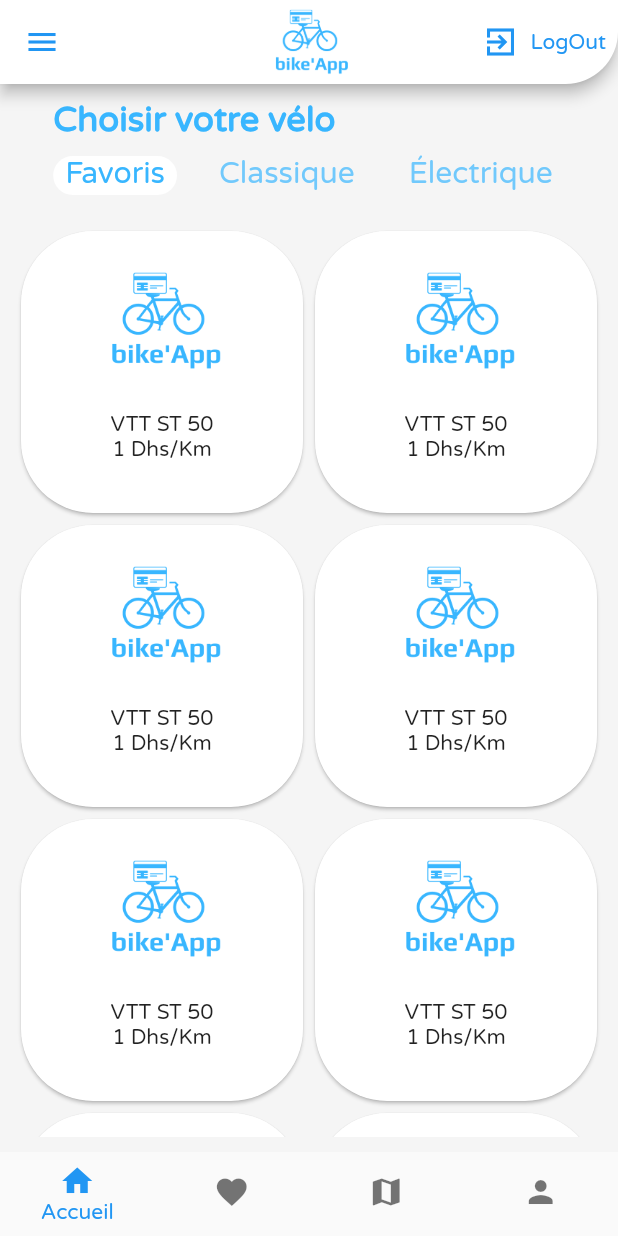
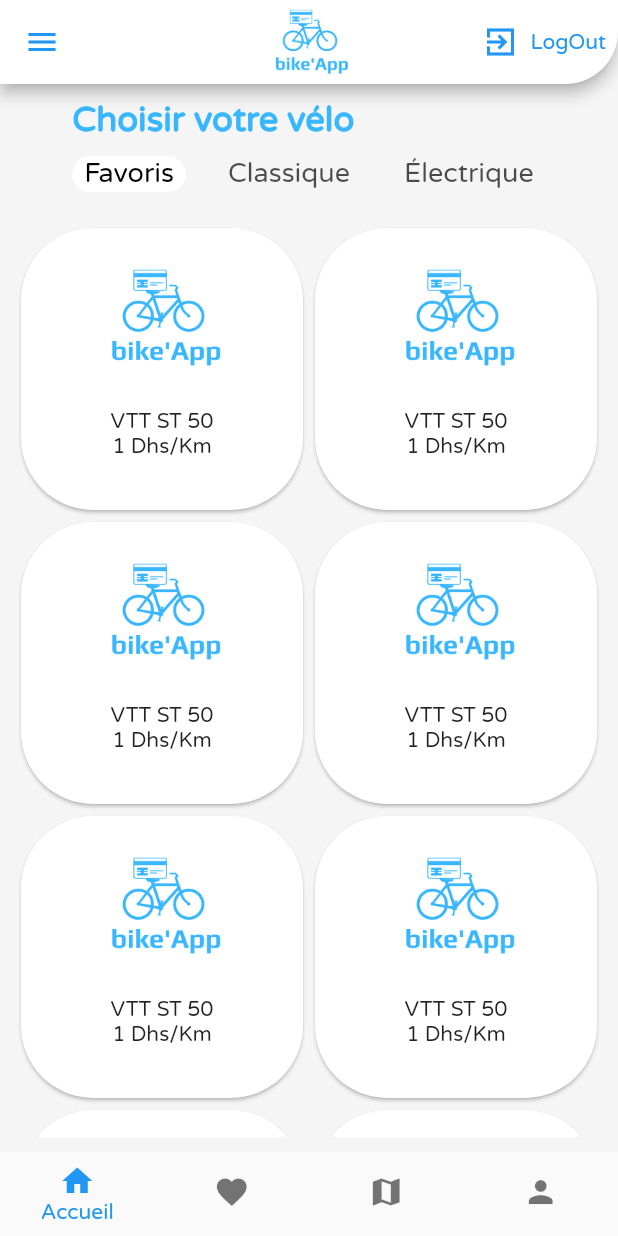
Before and after one commit to yousseftoumi/bikeapp_v0, a Flutter app: the HomeScreen screen opened directly, on a phone screen of 412 x 824 dp. Run offline on Flutter 3.47's test engine with Material 2 defaults, Android fonts, the phone set to English and light mode, and no system bars; our stand-ins replace cloud_firestore, connectivity_plus, firebase_auth, firebase_core, fluttertoast, font_awesome_flutter and 3 more; missing offline and left inert: enum_to_string, flutter_facebook_auth; accounts and stored records are empty.

Commit message:
App Screeenshots

```diff
--- a/lib/screens/home/accueil_screen.dart
+++ b/lib/screens/home/accueil_screen.dart
@@ -44,8 +44,8 @@
               indicatorPadding: EdgeInsets.all(10),
               labelPadding:
                   EdgeInsets.only(left: 18, right: 18, top: 10, bottom: 10),
-              labelColor: kTextColor,
-              labelStyle: TextStyle(fontSize: 20),
+              labelColor: Colors.black,
+              labelStyle: TextStyle(fontSize: 18),
               indicator: BoxDecoration(
                 color: Colors.white,
                 borderRadius: BorderRadius.circular(20),
--- a/pubspec.yaml
+++ b/pubspec.yaml
@@ -37,6 +37,7 @@
     sdk: flutter
   flutter_facebook_auth: ^4.4.0+1
   flutter_signin_button: ^2.0.0
+  flutter_svg: ^1.1.3
   fluttertoast: ^8.0.9
   google_sign_in: ^5.4.0
   http: ^0.13.4
```
Also changed, not shown: 6 other files.
